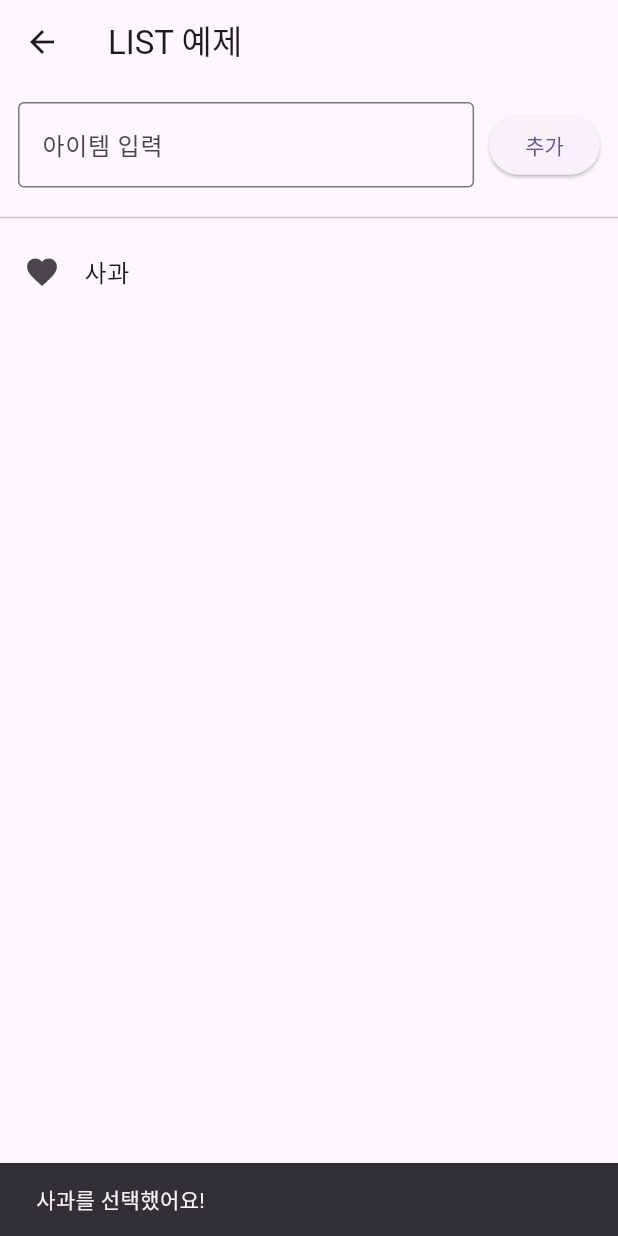
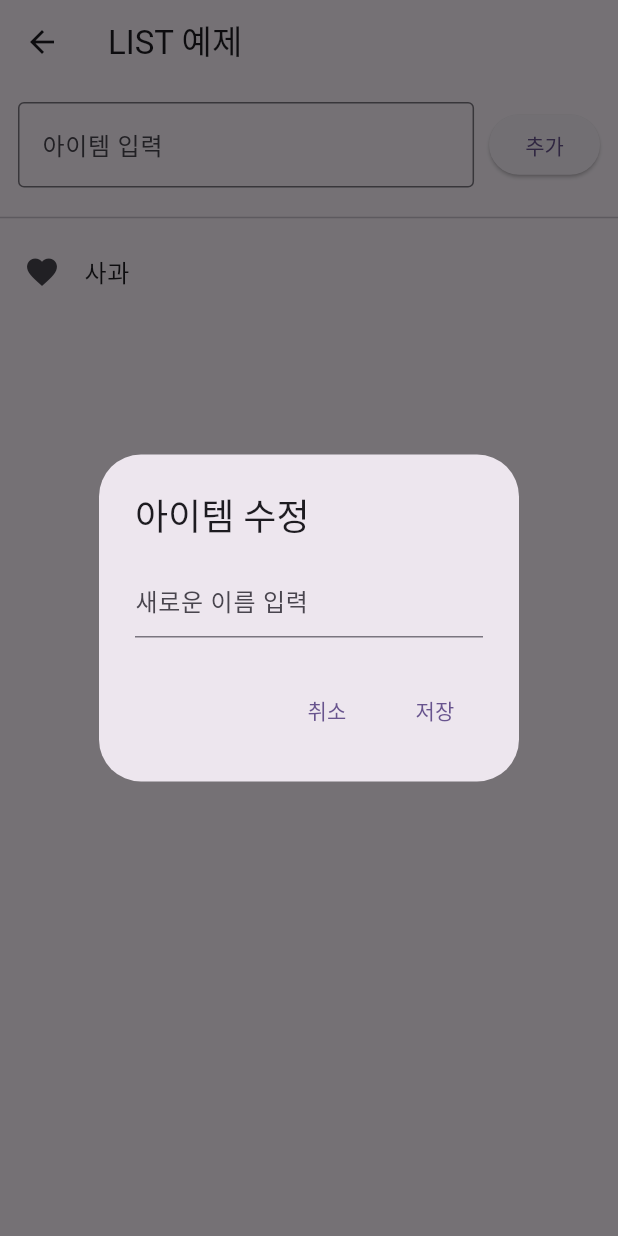
Before and after one commit to jiyubin343/name, a Flutter app: the ListPage screen opened by its route, after a tap on "사과", on a phone screen of 412 x 824 dp. Run offline on Flutter 3.47's test engine with Material 3 defaults, Android fonts, the phone set to English and light mode, and no system bars.

Commit message:
이름 바꾸기

```diff
--- a/lib/list_page.dart
+++ b/lib/list_page.dart
@@ -54,8 +54,41 @@ class _State extends State<ListPage> {
                   leading: const Icon(Icons.favorite),
                   title: Text(fruits[index]),
                   onTap: () {
-                    ScaffoldMessenger.of(context).showSnackBar(SnackBar(
-                      content: Text('${fruits[index]}를 선택했어요!')));
+
+                    final TextEditingController _editcontroller = TextEditingController();
+
+                    showDialog(
+                        context: context,
+                        builder: (context) {
+                          return AlertDialog(
+                            title: const Text("아이템 수정"),
+                            content: TextField(
+                            controller: _editcontroller,
+                            decoration: const InputDecoration(
+                              hintText: "새로운 이름 입력"
+                            ),
+                            ),
+                            actions: [
+                              TextButton(
+                                  onPressed: () => Navigator.pop(context),
+                                  child: const Text("취소"),
+                              ),
+                              TextButton(
+                                  onPressed: () {
+                                    final newText = _editcontroller.text.trim();
+                                    if (newText.isNotEmpty) {
+                                      setState(() {
+                                        fruits[index] = newText;
+                                      });
+                                    }
+                                    Navigator.pop(context);
+                                  },
+                                  child: const Text("저장"),
+                              )
+                            ],
+                          );
+                    }
+                    );
                   },
                   onLongPress: () {
                     final deletedItem = fruits[index];
```
